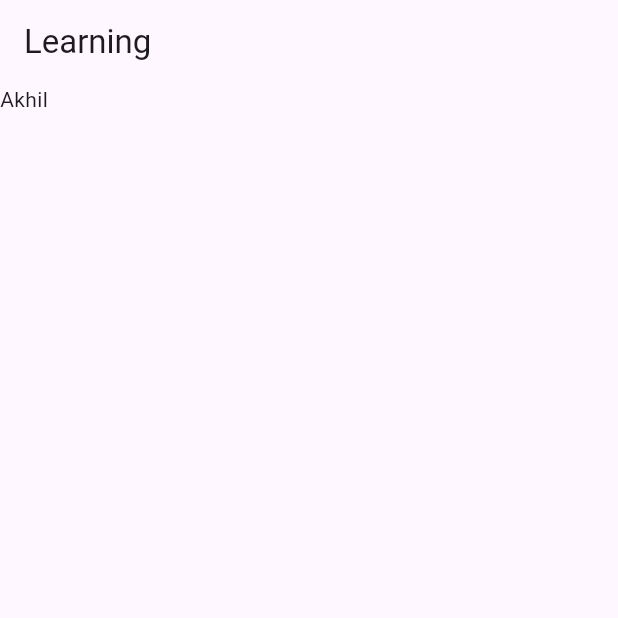
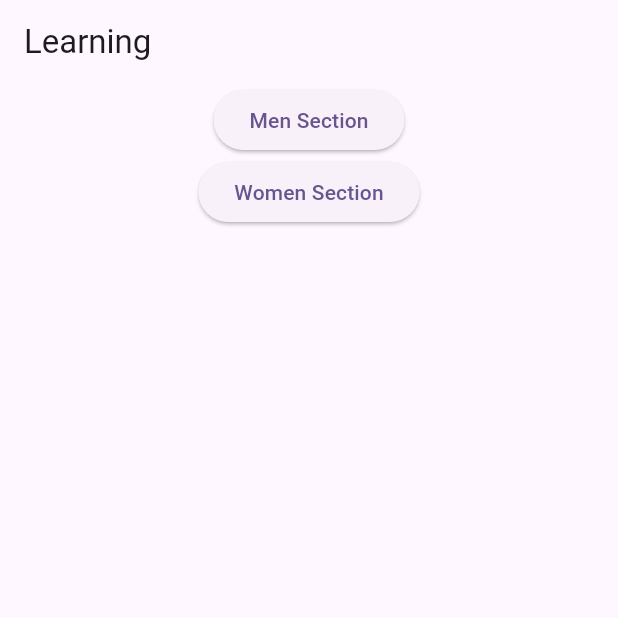
Before and after one commit to Akhil2014/Learning-Phase, a Flutter app: the screen it shows after launch, on a phone screen of 412 x 824 dp, the top half of it. Run offline on Flutter 3.47's test engine with Material 3 defaults, Android fonts, the phone set to English and light mode, and no system bars.

Commit message:
Added flow and buttons for men and women pages

```diff
--- a/lib/main.dart
+++ b/lib/main.dart
@@ -31,16 +31,20 @@ class MyHomePage extends StatefulWidget {
 }
 
 class _MyHomePageState extends State<MyHomePage> {
+  onPressed(page){
+    print('open ${page}'); // open pages here -- learning navigator class
+  }
   @override
   Widget build(BuildContext context) {
     return Scaffold(
         appBar: AppBar(
           title: Text("Learning"),
         ),
-        body:SingleChildScrollView(
+        body:Center(
           child: Column(
             children: [
-              Container(child: Text('Akhil'),),
+             ElevatedButton(onPressed: () => onPressed('men'), child: Text('Men Section')),
+             ElevatedButton(onPressed: () => onPressed('women'), child: Text('Women Section'))
             ],
           ),
         )
```
Also changed, not shown: lib/akhil/wishlist_screen.dart (added), lib/akhil/women_screen.dart (added), lib/akmal/cart_screen.dart (added), lib/akmal/men_screen.dart (added).
